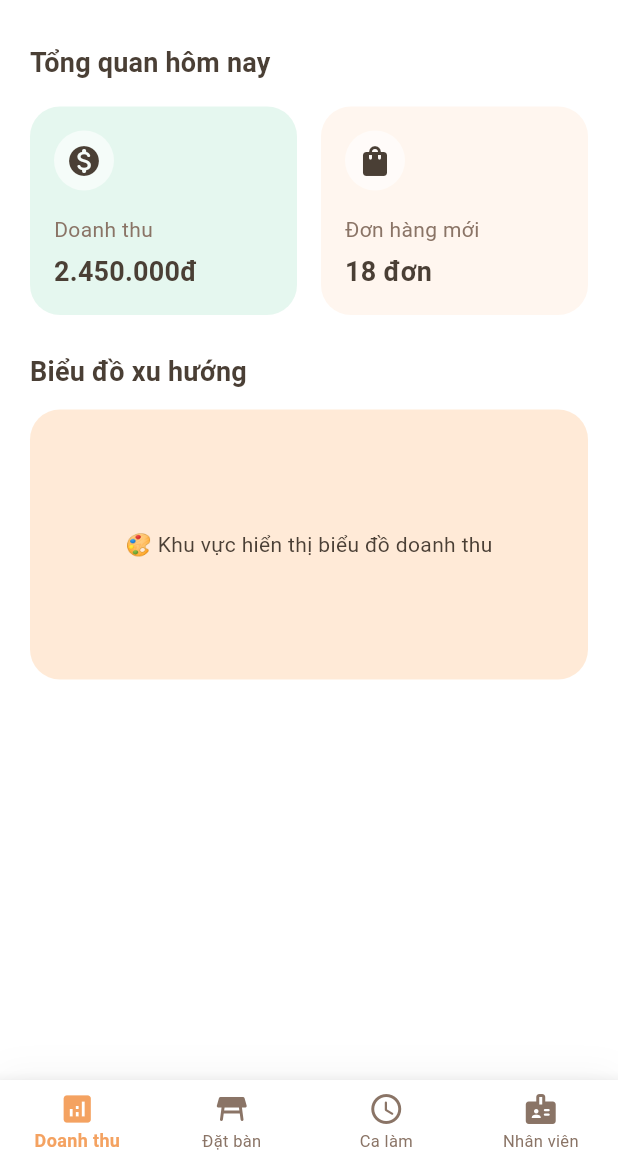
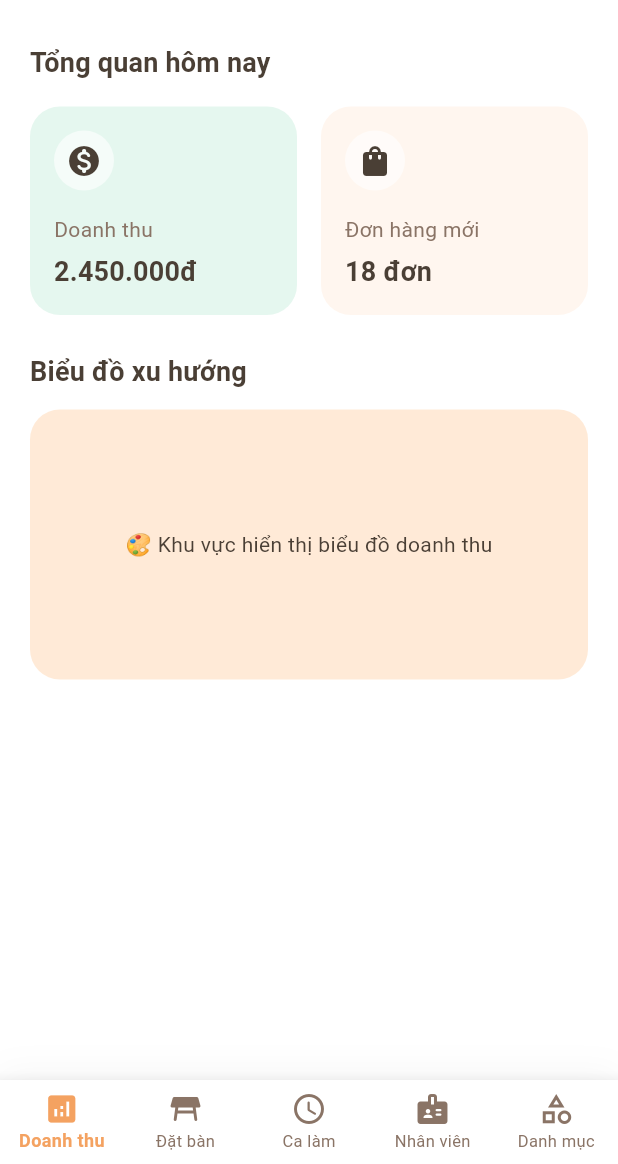
Before and after one commit to Tran-Tuyen-144/Project-Mobile-Sum26, a Flutter app: the screen it shows after launch, after a tap on "Quản lý / Nhân viên", on a phone screen of 412 x 824 dp, the part 72-1236 px from its top. Run offline on Flutter 3.47's test engine with Material 3 defaults, Android fonts, the light colour scheme and no system bars; our stand-ins replace app_links, firebase_core, go_router; accounts and stored records are empty.

Commit message:
cap nhat giao dien admin manage

```diff
--- a/lib/screens/admin/admin_main_screen.dart
+++ b/lib/screens/admin/admin_main_screen.dart
@@ -6,6 +6,7 @@ import 'dashboard/admin_dashboard_screen.dart';
 import 'reservations/admin_reservations_screen.dart';
 import 'shifts/admin_shifts_screen.dart';
 import 'staff/admin_staff_screen.dart';
+import 'manage/admin_manage_screen.dart';
 
 class AdminMainScreen extends StatefulWidget {
   const AdminMainScreen({super.key});
@@ -23,6 +24,7 @@ class _AdminMainScreenState extends State<AdminMainScreen> {
     const AdminReservationsScreen(),
     const AdminShiftsScreen(),
     const AdminStaffScreen(),
+    const AdminManageScreen(),
   ];
 
   @override
@@ -115,6 +117,11 @@ class _AdminMainScreenState extends State<AdminMainScreen> {
               activeIcon: Icon(Icons.badge),
               label: 'Nhân viên',
             ),
+            BottomNavigationBarItem(
+              icon: Icon(Icons.category_outlined),
+              activeIcon: Icon(Icons.category_rounded),
+              label: 'Danh mục',
+            ),
           ],
         ),
       ),
--- /dev/null
+++ b/lib/screens/admin/manage/admin_manage_screen.dart
@@ -0,0 +1,133 @@
+import 'package:flutter/material.dart';
+import '../../../theme/app_colors.dart';
+
+class AdminManageScreen extends StatelessWidget {
+  const AdminManageScreen({super.key});
+
+  @override
+  Widget build(BuildContext context) {
+    return SingleChildScrollView(
+      padding: const EdgeInsets.all(20),
+      child: Column(
+        crossAxisAlignment: CrossAxisAlignment.start,
+        children: [
+          Text(
+            'Quản lý dữ liệu',
+            style: Theme.of(context).textTheme.titleLarge?.copyWith(
+              fontWeight: FontWeight.bold,
+              color: AppColors.textDark,
+            ),
+          ),
+          const SizedBox(height: 6),
+          const Text(
+            'Thêm, xoá và cập nhật thông tin các hạng mục trong hệ thống PetHub.',
+            style: TextStyle(color: AppColors.textSoft, fontSize: 14, height: 1.5),
+          ),
+          const SizedBox(height: 24),
+
+          // Dùng GridView để tạo các thẻ chức năng dạng lưới
+          GridView.count(
+            shrinkWrap: true,
+            physics: const NeverScrollableScrollPhysics(), // Tắt cuộn của Grid vì đã có SingleChildScrollView
+            crossAxisCount: 2,
+            mainAxisSpacing: 16,
+            crossAxisSpacing: 16,
+            childAspectRatio: 0.9,
+            children: [
+              _buildManageCard(
+                context,
+                title: 'Nhân viên',
+                subtitle: 'Hồ sơ, chức vụ',
+                icon: Icons.badge_rounded,
+                color: AppColors.mint,
+                onTap: () {
+                  // TODO: Điều hướng sang màn hình CRUD Nhân viên
+                },
+              ),
+              _buildManageCard(
+                context,
+                title: 'Thú cưng',
+                subtitle: 'Thêm, sửa pet',
+                icon: Icons.pets_rounded,
+                color: AppColors.peach,
+                onTap: () {
+                  // TODO: Điều hướng sang màn hình CRUD Thú cưng
+                },
+              ),
+              _buildManageCard(
+                context,
+                title: 'Thực đơn',
+                subtitle: 'Nước & Thức ăn',
+                icon: Icons.local_cafe_rounded,
+                color: AppColors.primarySoft,
+                onTap: () {
+                  // TODO: Điều hướng sang màn hình CRUD Nước/Thức ăn
+                },
+              ),
+              _buildManageCard(
+                context,
+                title: 'Sơ đồ Bàn',
+                subtitle: 'Thêm bàn, khu vực',
+                icon: Icons.table_restaurant_rounded,
+                color: Colors.purple.shade100, // Thêm một chút màu tím pastel
+                onTap: () {
+                  // TODO: Điều hướng sang màn hình CRUD Bàn
+                },
+              ),
+            ],
+          ),
+        ],
+      ),
+    );
+  }
+
+  // Widget tái sử dụng để vẽ các thẻ bo góc
+  Widget _buildManageCard(
+      BuildContext context, {
+        required String title,
+        required String subtitle,
+        required IconData icon,
+        required Color color,
+        required VoidCallback onTap,
+      }) {
+    return InkWell(
+      onTap: onTap,
+      borderRadius: BorderRadius.circular(24),
+      child: Container(
+        padding: const EdgeInsets.all(16),
+        decoration: BoxDecoration(
+          color: color.withOpacity(0.25),
+          borderRadius: BorderRadius.circular(24),
+          border: Border.all(color: color.withOpacity(0.5), width: 1.5),
+        ),
+        child: Column(
+          mainAxisAlignment: MainAxisAlignment.center,
+          children: [
+            Container(
+              padding: const EdgeInsets.all(12),
+              decoration: BoxDecoration(
+                color: Colors.white.withOpacity(0.7),
+                shape: BoxShape.circle,
+              ),
+              child: Icon(icon, size: 32, color: AppColors.textDark),
+            ),
+            const SizedBox(height: 16),
+            Text(
+              title,
+              style: const TextStyle(fontWeight: FontWeight.bold, fontSize: 16, color: AppColors.textDark),
+              textAlign: TextAlign.center,
+            ),
+            const SizedBox(height: 4),
+            Text(
+              subtitle,
+              style: const TextStyle(fontSize: 12, color: AppColors.textSoft),
+              textAlign: TextAlign.center,
+              maxLines: 1,
+              overflow: TextOverflow.ellipsis,
+            ),
+          ],
+        ),
+      ),
+    );
+  }
+}
```
